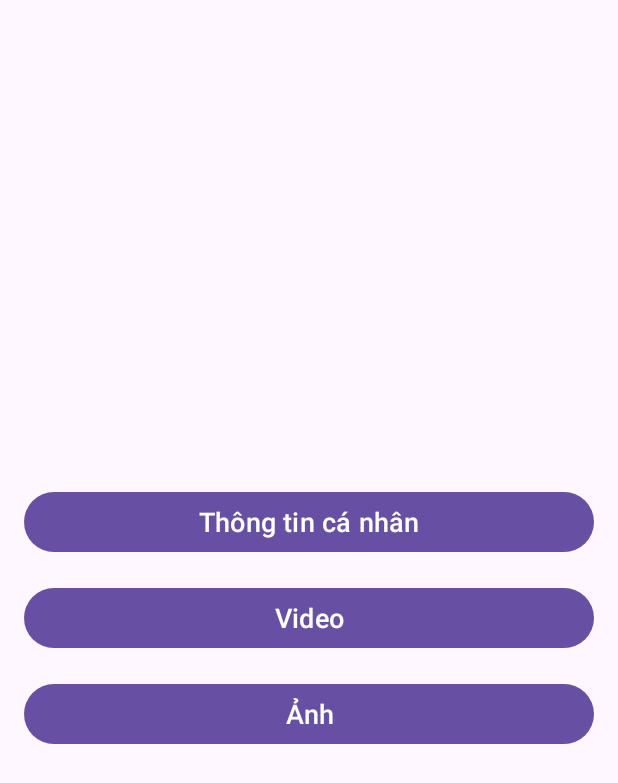
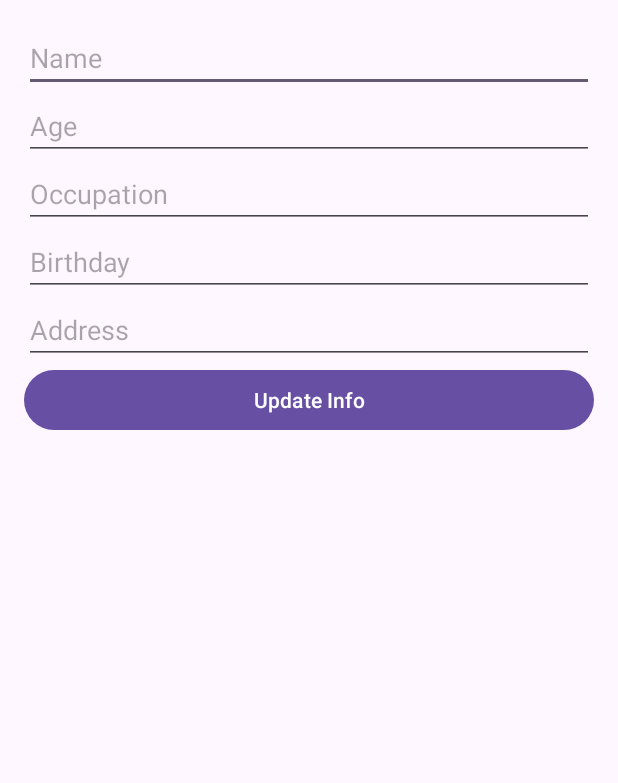
Before and after one commit to CODEeminelike/TikTacApp, an Android app: the DashboardActivity screen opened directly, with no data from a screen before it, after a tap on "Hồ Sơ", on a phone screen of 412 x 824 dp. Shown: the top 783 px of the screen. Run offline under Robolectric (Android 15) with nearby library versions, the phone set to English and light mode, and no system bars; our stand-ins replace Firebase (no records; nobody signed in at launch, a user with empty details on screens opened directly).

Commit message:
editPro1

```diff
--- a/app/build.gradle.kts
+++ b/app/build.gradle.kts
@@ -43,7 +43,10 @@ dependencies {
     implementation(libs.firebase.database)       // Không cần version
     implementation(libs.firebase.common)         // Không cần version
     implementation(libs.firebase.firestore)      // Không cần version
-    implementation(libs.firebase.auth)           // Không cần version
+    implementation(libs.firebase.auth)
+    implementation(libs.firebase.analytics)
+    implementation(libs.picasso)
+    implementation(libs.google.services)           // Không cần version
 
     testImplementation(libs.junit)
     androidTestImplementation(libs.ext.junit)
--- a/app/src/main/AndroidManifest.xml
+++ b/app/src/main/AndroidManifest.xml
@@ -12,6 +12,9 @@
         android:supportsRtl="true"
         android:theme="@style/Theme.FinalProject"
         tools:targetApi="31">
+        <activity
+            android:name=".activites.UserProfileActivity"
+            android:exported="false" />
         <activity
             android:name=".activites.PhotosActivity"
             android:exported="false" />
--- a/app/src/main/java/com/example/finalproject/activites/DashboardActivity.java
+++ b/app/src/main/java/com/example/finalproject/activites/DashboardActivity.java
@@ -45,7 +45,7 @@ public class DashboardActivity extends AppCompatActivity {
 
     // Chuyển đến màn hình hồ sơ (Profile)
     private void navigateToProfile() {
-        Intent intent = new Intent(DashboardActivity.this, ProfileActivity.class); // Giả sử bạn có một Activity cho Hồ Sơ
+        Intent intent = new Intent(DashboardActivity.this, UserProfileActivity.class); // Giả sử bạn có một Activity cho Hồ Sơ
         startActivity(intent);
     }
 
--- /dev/null
+++ b/app/src/main/java/com/example/finalproject/activites/UserProfileActivity.java
@@ -0,0 +1,115 @@
+package com.example.finalproject.activites;
+
+
+import android.os.Bundle;
+import android.widget.Button;
+import android.widget.EditText;
+import android.widget.Toast;
+
+import androidx.appcompat.app.AppCompatActivity;
+
+import com.example.finalproject.R;
+import com.google.firebase.auth.FirebaseAuth;
+import com.google.firebase.auth.FirebaseUser;
+import com.google.firebase.firestore.DocumentReference;
+import com.google.firebase.firestore.FirebaseFirestore;
+
+import java.util.HashMap;
+import java.util.Map;
+
+public class UserProfileActivity extends AppCompatActivity {
+
+    private EditText nameEditText, ageEditText, occupationEditText, birthdayEditText, addressEditText;
+    private Button updateButton;
+    private FirebaseFirestore db;
+    private FirebaseAuth mAuth;
+    private String userId;
+
+    @Override
+    protected void onCreate(Bundle savedInstanceState) {
+        super.onCreate(savedInstanceState);
+        setContentView(R.layout.activity_user_profile);
+
+        mAuth = FirebaseAuth.getInstance();
+        db = FirebaseFirestore.getInstance();
+
+        // Lấy UID người dùng hiện tại
+        FirebaseUser user = mAuth.getCurrentUser();
+        if (user != null) {
+            userId = user.getUid();
+        }
+
+        // Khởi tạo các EditText và Button
+        nameEditText = findViewById(R.id.nameEditText);
+        ageEditText = findViewById(R.id.ageEditText);
+        occupationEditText = findViewById(R.id.occupationEditText);
+        birthdayEditText = findViewById(R.id.birthdayEditText);
+        addressEditText = findViewById(R.id.addressEditText);
+        updateButton = findViewById(R.id.updateButton);
+
+        // Lấy thông tin người dùng từ Firestore và hiển thị lên giao diện
+        loadUserData();
+
+        // Khi người dùng nhấn nút "Update Info"
+        updateButton.setOnClickListener(v -> updateUserInfo());
+    }
+
+    private void loadUserData() {
+        DocumentReference userRef = db.collection("users").document(userId);
+        userRef.get()
+                .addOnSuccessListener(documentSnapshot -> {
+                    if (documentSnapshot.exists()) {
+                        String name = documentSnapshot.getString("name");
+                        int age = documentSnapshot.getLong("age").intValue();
+                        String occupation = documentSnapshot.getString("occupation");
+                        String birthday = documentSnapshot.getString("birthday");
+                        String address = documentSnapshot.getString("address");
+
+                        // Hiển thị thông tin người dùng
+                        nameEditText.setText(name);
+                        ageEditText.setText(String.valueOf(age));
+                        occupationEditText.setText(occupation);
+                        birthdayEditText.setText(birthday);
+                        addressEditText.setText(address);
+                    } else {
+                        Toast.makeText(UserProfileActivity.this, "User data not found", Toast.LENGTH_SHORT).show();
+                    }
+                })
+                .addOnFailureListener(e -> {
+                    Toast.makeText(UserProfileActivity.this, "Error fetching data: " + e.getMessage(), Toast.LENGTH_SHORT).show();
+                });
+    }
+
+    private void updateUserInfo() {
+        String name = nameEditText.getText().toString().trim();  // Lấy tên người dùng
+        String ageStr = ageEditText.getText().toString().trim();
+        String occupation = occupationEditText.getText().toString().trim();
+        String birthday = birthdayEditText.getText().toString().trim();
+        String address = addressEditText.getText().toString().trim();
+
+        if (name.isEmpty() || ageStr.isEmpty() || occupation.isEmpty() || birthday.isEmpty() || address.isEmpty()) {
+            Toast.makeText(UserProfileActivity.this, "Please fill in all fields", Toast.LENGTH_SHORT).show();
+            return;
+        }
+
+        int age = Integer.parseInt(ageStr);
+
+        // Cập nhật thông tin người dùng
+        Map<String, Object> userData = new HashMap<>();
+        userData.put("name", name);  // Cập nhật tên người dùng
+        userData.put("age", age);
+        userData.put("occupation", occupation);
+        userData.put("birthday", birthday);
+        userData.put("address", address);
+
+        db.collection("users").document(userId)
+                .update(userData)
+                .addOnSuccessListener(aVoid -> {
+                    Toast.makeText(UserProfileActivity.this, "Information updated successfully", Toast.LENGTH_SHORT).show();
+                })
+                .addOnFailureListener(e -> {
+                    Toast.makeText(UserProfileActivity.this, "Error updating data: " + e.getMessage(), Toast.LENGTH_SHORT).show();
+                });
+    }
+
+}
--- /dev/null
+++ b/app/src/main/res/layout/activity_user_profile.xml
@@ -0,0 +1,46 @@
+<!-- activity_user_profile.xml -->
+<LinearLayout xmlns:android="http://schemas.android.com/apk/res/android"
+    android:layout_width="match_parent"
+    android:layout_height="match_parent"
+    android:orientation="vertical"
+    android:padding="16dp">
+
+    <EditText
+        android:id="@+id/nameEditText"
+        android:layout_width="match_parent"
+        android:layout_height="wrap_content"
+        android:hint="Name"
+        android:enabled="true" /> <!-- Không cho chỉnh sửa tên -->
+
+    <EditText
+        android:id="@+id/ageEditText"
+        android:layout_width="match_parent"
+        android:layout_height="wrap_content"
+        android:hint="Age"
+        android:inputType="number" />
+
+    <EditText
+        android:id="@+id/occupationEditText"
+        android:layout_width="match_parent"
+        android:layout_height="wrap_content"
+        android:hint="Occupation" />
+
+    <EditText
+        android:id="@+id/birthdayEditText"
+        android:layout_width="match_parent"
+        android:layout_height="wrap_content"
+        android:hint="Birthday" />
+
+    <EditText
+        android:id="@+id/addressEditText"
+        android:layout_width="match_parent"
+        android:layout_height="wrap_content"
+        android:hint="Address" />
+
+    <Button
+        android:id="@+id/updateButton"
+        android:layout_width="match_parent"
+        android:layout_height="wrap_content"
+        android:text="Update Info" />
+
+</LinearLayout>
```
Also changed, not shown: app/src/main/java/com/example/finalproject/activites/EditProfileActivity.java (deleted, +0 -26 lines), app/src/main/java/com/example/finalproject/activites/RegisterActivity.java (+50 -6 lines), app/src/main/res/layout/activity_edit_profile.xml (deleted, +0 -10 lines), app/src/main/res/layout/activity_register.xml (+43 -0 lines), gradle/libs.versions.toml (+6 -2 lines), app/src/main/res/drawable/avatar.png (added), app/src/main/res/drawable/error.png (added).
